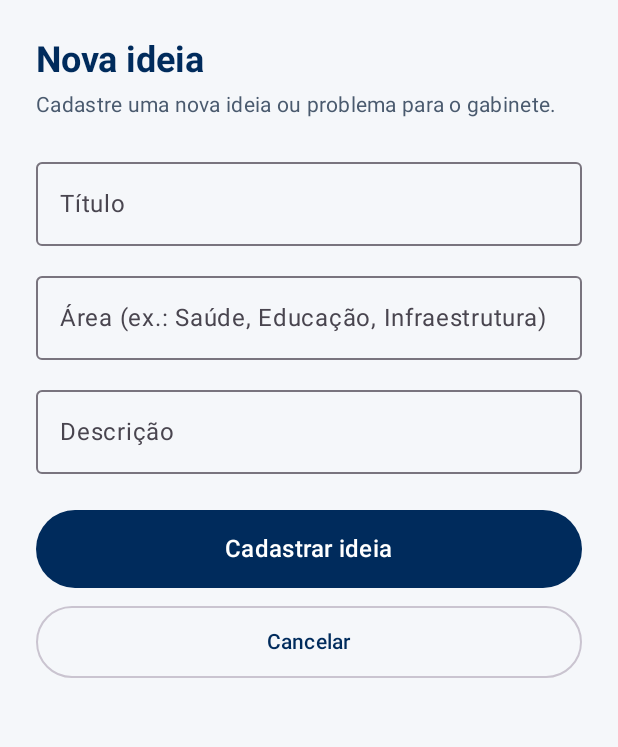
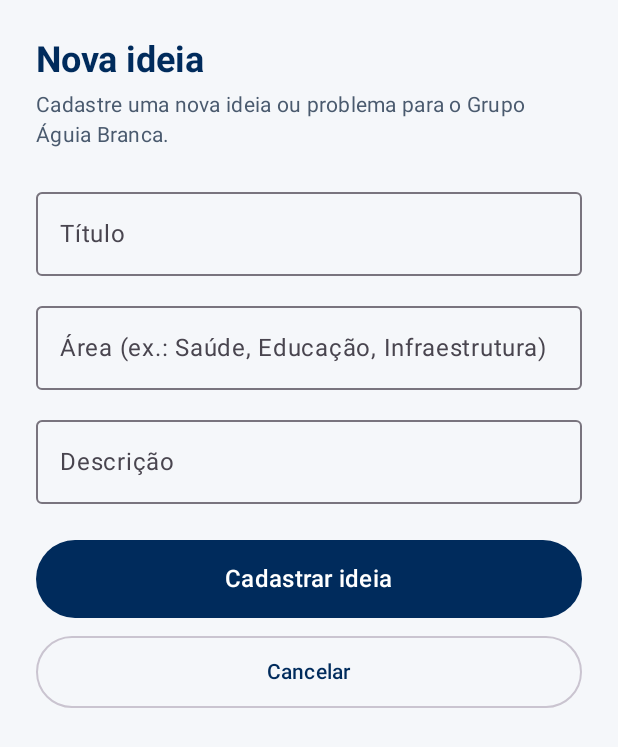
Before and after one commit to vinigoulartalves/InovaGAB, an Android app built with Jetpack Compose: the IdeiaFormScreen screen opened through its navigation route, on a phone screen of 412 x 824 dp. Shown: the top 747 px of the screen. Run offline under Robolectric (Android 15) with nearby library versions, the phone set to English and light mode, and no system bars; our stand-ins replace Firebase (no records; nobody signed in at launch, a user with empty details on screens opened directly).

Commit message:
chore(ui): corrige textos 'gabinete' para 'Grupo Águia Branca'
InovaGAB se refere ao programa de inovação do Grupo Águia Branca,
não a um gabinete. Ajusta o texto nas telas de cadastro de ideia e
listagem de projetos.

Co-authored-by: Vinícius Goulart Alves <vinigoulartalves@users.noreply.github.com>

```diff
--- a/app/src/main/java/com/fiap/inovagab/ui/operador/IdeiaFormScreen.kt
+++ b/app/src/main/java/com/fiap/inovagab/ui/operador/IdeiaFormScreen.kt
@@ -61,7 +61,7 @@ fun IdeiaFormScreen(
         Spacer(modifier = Modifier.height(4.dp))
 
         Text(
-            text = "Cadastre uma nova ideia ou problema para o gabinete.",
+            text = "Cadastre uma nova ideia ou problema para o Grupo Águia Branca.",
             color = Color(0xFF4A5A6E),
             style = MaterialTheme.typography.bodyMedium
         )
--- a/app/src/main/java/com/fiap/inovagab/ui/shared/ProjetosListScreen.kt
+++ b/app/src/main/java/com/fiap/inovagab/ui/shared/ProjetosListScreen.kt
@@ -118,9 +118,9 @@ fun ProjetosListScreen(
 
             Text(
                 text = when {
-                    isGestor -> "Cadastre, edite e acompanhe os projetos do gabinete."
+                    isGestor -> "Cadastre, edite e acompanhe os projetos do Grupo Águia Branca."
                     isLider -> "Consulte os projetos e iniciativas em andamento."
-                    else -> "Acompanhe os projetos do gabinete."
+                    else -> "Acompanhe os projetos do Grupo Águia Branca."
                 },
                 color = Color(0xFF4A5A6E),
                 style = MaterialTheme.typography.bodyMedium
```
